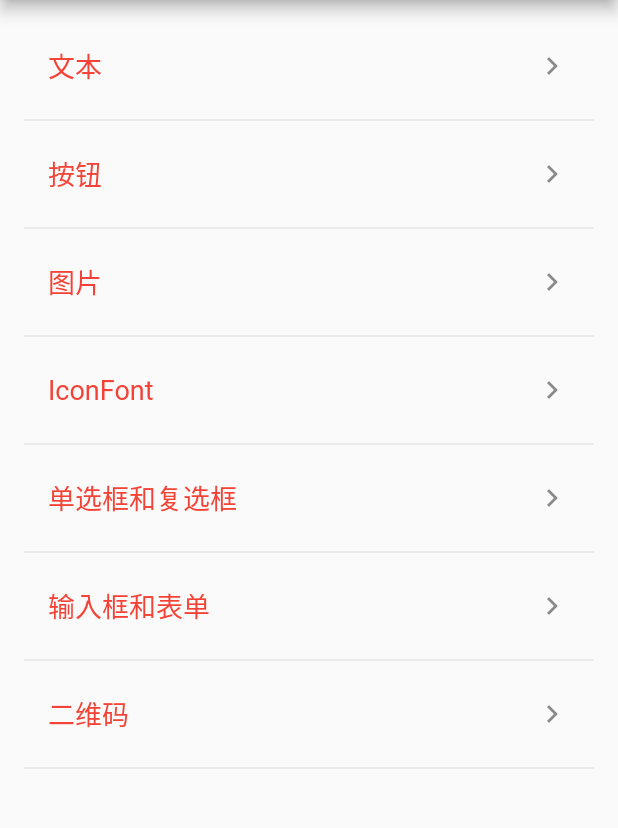
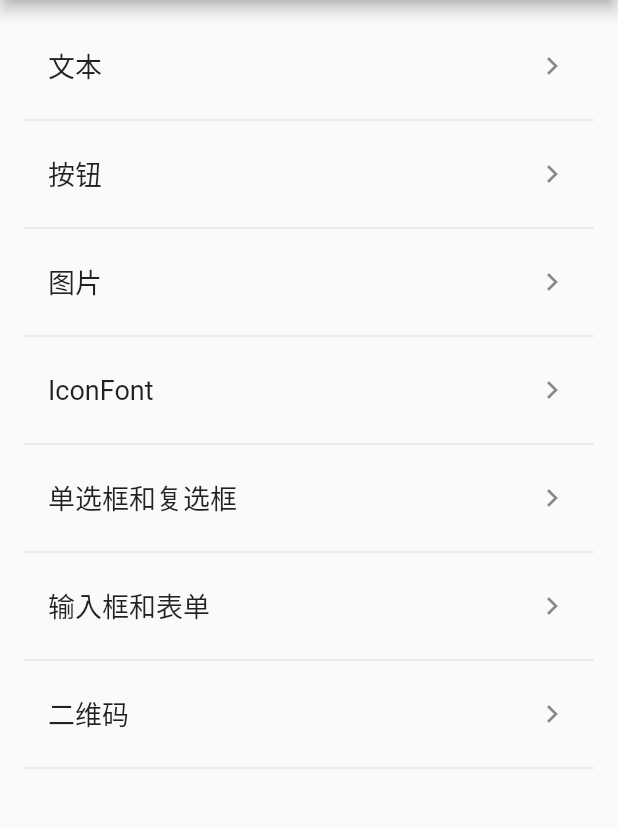
Before and after one commit to jianzi0307/flutter_demo, a Flutter app: the screen it shows after launch, on a phone screen of 412 x 824 dp, the part 84-912 px from its top. Run offline on Flutter 3.47's test engine with Material 2 defaults, Android fonts, the phone set to English and light mode, and no system bars.

Commit message:
SimulatorScreenShot_iPhone5s.png

```diff
--- a/lib/demo/home.dart
+++ b/lib/demo/home.dart
@@ -20,7 +20,7 @@ class _DemoHomeState extends State<DemoHome> {
     'qrcode': '二维码'
   };
   final TextStyle _listItemTitleStyle =
-      TextStyle(fontSize: 18.0, color: Colors.red);
+      TextStyle(fontSize: 18.0);
 
   @override
   Widget build(BuildContext context) {
```
Also changed, not shown: 2 other files.
